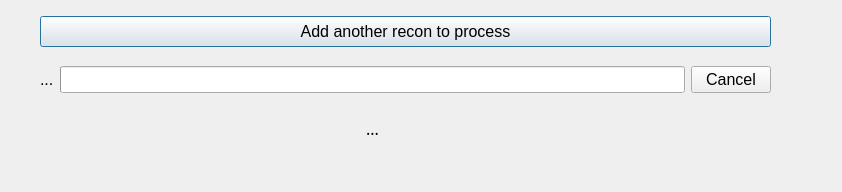
Old version of the form Progress.ui in the repository mpi2/HARP.
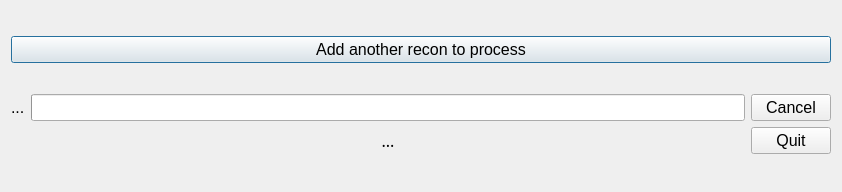
New version of the form.

What changed in the file:
```diff
--- a/Progress.ui
+++ b/Progress.ui
@@ -13,15 +13,9 @@
   <property name="windowTitle">
    <string>Track progress</string>
   </property>
+  <layout class="QGridLayout" name="gridLayout_2">
+   <item row="0" column="0">
   <widget class="QPushButton" name="pushButtonAddMore">
-   <property name="geometry">
-    <rect>
-     <x>40</x>
-     <y>16</y>
-     <width>731</width>
-     <height>31</height>
-    </rect>
-   </property>
    <property name="font">
     <font>
      <pointsize>12</pointsize>
@@ -31,15 +25,8 @@
     <string>Add another recon to process</string>
    </property>
   </widget>
-  <widget class="QWidget" name="gridLayoutWidget">
-   <property name="geometry">
-    <rect>
-     <x>40</x>
-     <y>66</y>
-     <width>731</width>
-     <height>91</height>
-    </rect>
-   </property>
+   </item>
+   <item row="1" column="0">
    <layout class="QGridLayout" name="gridLayout">
     <item row="0" column="1">
      <widget class="QProgressBar" name="progressBar_1">
@@ -96,8 +83,21 @@
       </property>
      </widget>
     </item>
-   </layout>
-  </widget>
+     <item row="1" column="2">
+      <widget class="QPushButton" name="pushButtonQuit">
+       <property name="font">
+        <font>
+         <pointsize>12</pointsize>
+        </font>
+       </property>
+       <property name="text">
+        <string>Quit</string>
+       </property>
+      </widget>
+     </item>
+    </layout>
+   </item>
+  </layout>
  </widget>
  <resources/>
  <connections/>
```
Lines whose indentation alone changed are shown as unchanged.
